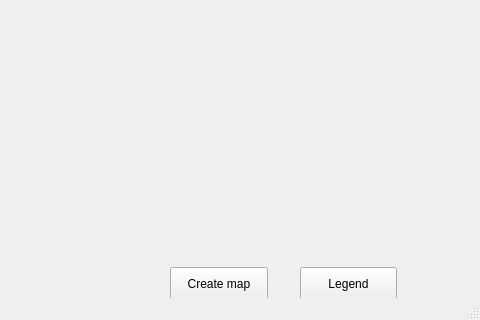
Old version of the form Owen_Hoogenboezem/mapping/mainwindow.ui in the repository madmilla/THO78-Roborescue; both pictures show x 0 to 480 and y 230 to 550 of the 480 by 550 pixel window.
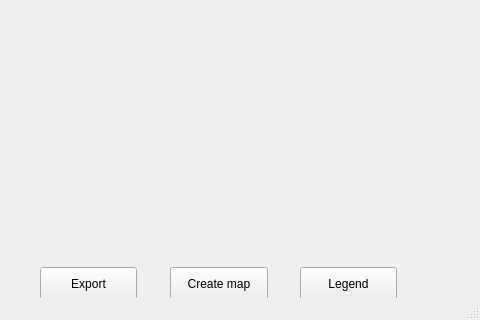
New version of the form.

Commit message: export map coordinates to file

Diff of the .ui file:
```diff
--- a/Owen_Hoogenboezem/mapping/mainwindow.ui
+++ b/Owen_Hoogenboezem/mapping/mainwindow.ui
@@ -52,6 +52,19 @@
      <string>Legend</string>
     </property>
    </widget>
+   <widget class="QPushButton" name="pushButton_3">
+    <property name="geometry">
+     <rect>
+      <x>40</x>
+      <y>480</y>
+      <width>97</width>
+      <height>33</height>
+     </rect>
+    </property>
+    <property name="text">
+     <string>Export</string>
+    </property>
+   </widget>
   </widget>
   <widget class="QMenuBar" name="menuBar">
    <property name="geometry">
```
The commit also changes 8 other files.
